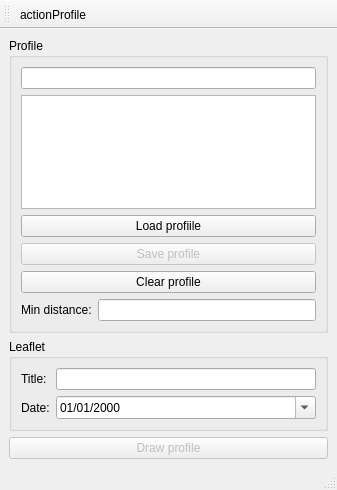
Qt form ui/profile.ui (Giswater/giswater_qgis_plugin) before a commit.
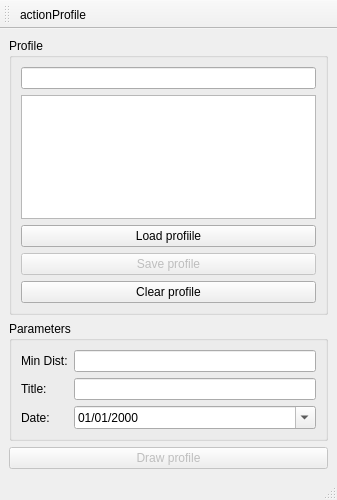
The same form after that commit. Icons and pictures are not drawn.

Commit message: Ehance profile

The edit to the form file:
```diff
--- a/ui/profile.ui
+++ b/ui/profile.ui
@@ -7,7 +7,7 @@
     <x>0</x>
     <y>0</y>
     <width>337</width>
-    <height>490</height>
+    <height>500</height>
    </rect>
   </property>
   <property name="windowTitle">
@@ -31,13 +31,6 @@
        <item row="0" column="0" colspan="2">
         <widget class="QLineEdit" name="txt_profile_id"/>
        </item>
-       <item row="9" column="1">
-        <widget class="QLineEdit" name="txt_min_distance">
-         <property name="text">
-          <string/>
-         </property>
-        </widget>
-       </item>
        <item row="3" column="0" colspan="2">
         <widget class="QPushButton" name="btn_save_profile">
          <property name="enabled">
@@ -51,13 +44,6 @@
        <item row="1" column="0" colspan="2">
         <widget class="QListWidget" name="tbl_list_arc"/>
        </item>
-       <item row="9" column="0">
-        <widget class="QLabel" name="lbl_min_distance">
-         <property name="text">
-          <string>Min distance:</string>
-         </property>
-        </widget>
-       </item>
        <item row="2" column="0" colspan="2">
         <widget class="QPushButton" name="btn_load_profile">
          <property name="text">
@@ -71,7 +57,7 @@
     <item>
      <widget class="QGroupBox" name="grb_composer">
       <property name="title">
-       <string>Leaflet</string>
+       <string>Parameters</string>
       </property>
       <layout class="QGridLayout" name="gridLayout_3">
        <item row="3" column="0">
@@ -101,6 +87,20 @@
        <item row="3" column="1">
         <widget class="QLineEdit" name="txt_title"/>
        </item>
+       <item row="0" column="1">
+        <widget class="QLineEdit" name="txt_min_distance">
+         <property name="text">
+          <string/>
+         </property>
+        </widget>
+       </item>
+       <item row="0" column="0">
+        <widget class="QLabel" name="lbl_min_distance">
+         <property name="text">
+          <string>Min Dist:</string>
+         </property>
+        </widget>
+       </item>
       </layout>
      </widget>
     </item>
```
The commit also changes 1 other file.
